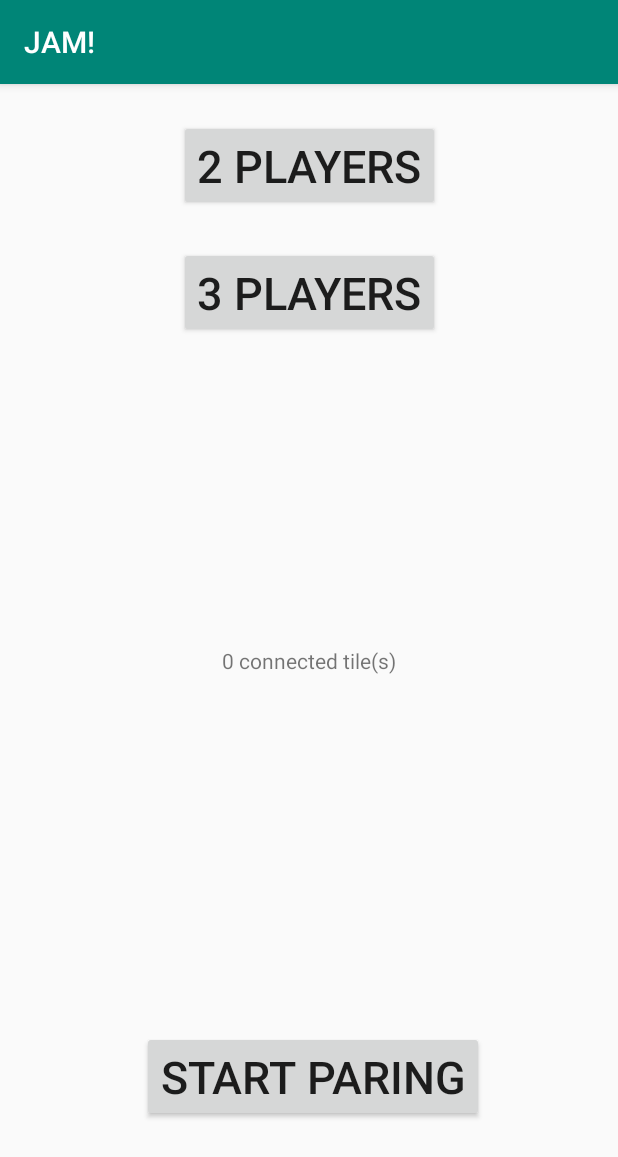
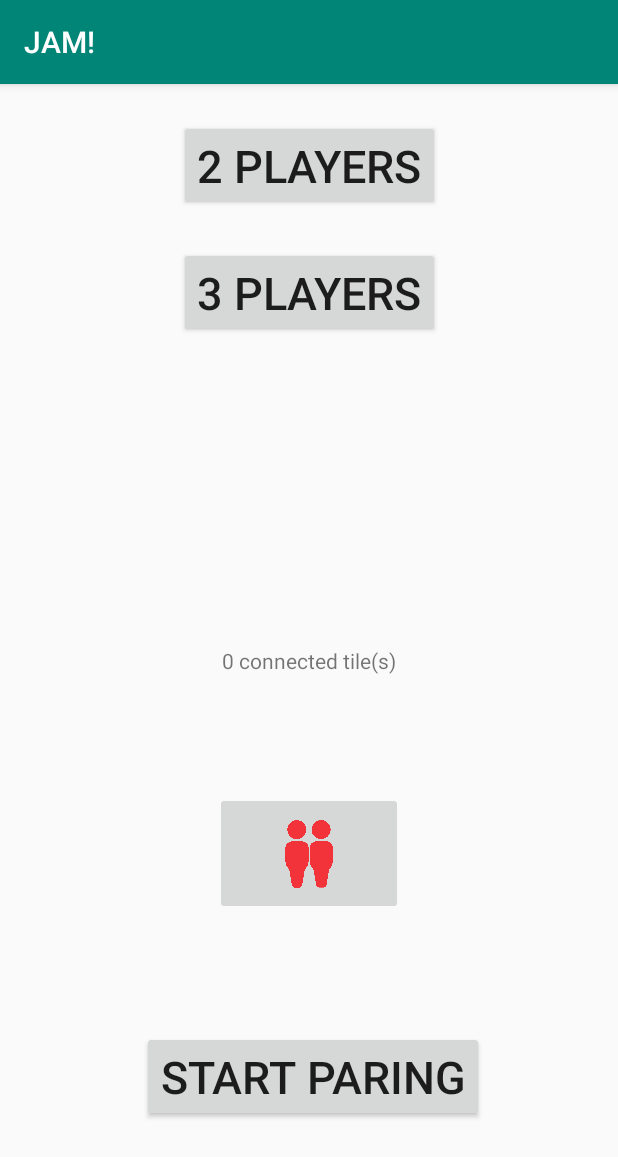
Before and after one commit to sellerskyle/PlaywareGroup2Final, an Android app: the screen it shows after launch (MainActivity), on a phone screen of 412 x 824 dp. Shown: the top 1157 px of the screen. Run offline under Robolectric (Android 15) with nearby library versions, the phone set to English and light mode, and no system bars; libraries missing offline, so code that uses them is left out: com.livelife.motolibrary; 6 statements that could not run were skipped.

Commit message:
bug fix in intrumentselection

```diff
--- a/app/src/main/java/com/example/miniproject/InstrumentSelectionActivity.java
+++ b/app/src/main/java/com/example/miniproject/InstrumentSelectionActivity.java
@@ -69,8 +69,8 @@ public class InstrumentSelectionActivity extends AppCompatActivity implements Ad
 
         for(int i = 0 ; i < numberOfPlayers; i++){
             for(int j = 1 ; j <= tilesPerPlayer; j++){
-                connection.setTileColor(color[i], i);
-                connection.setTileColorRelease(color[i], i);
+                connection.setTileColor(color[i], j);
+                connection.setTileColorRelease(color[i], j);
             }
         }
 
--- a/app/src/main/res/layout/activity_main.xml
+++ b/app/src/main/res/layout/activity_main.xml
@@ -58,6 +58,20 @@
         app:layout_constraintStart_toStartOf="parent"
         app:layout_constraintTop_toBottomOf="@+id/TwoPlayerButton" />
 
-
+    <ImageButton
+        android:id="@+id/ib2"
+        android:layout_width="125dp"
+        android:layout_height="82dp"
+        android:layout_alignParentRight="true"
+        android:layout_marginStart="8dp"
+        android:layout_marginTop="8dp"
+        android:layout_marginEnd="8dp"
+        android:layout_marginBottom="8dp"
+        android:scaleType="fitCenter"
+        android:src="@drawable/two_player"
+        app:layout_constraintBottom_toTopOf="@+id/paringButton"
+        app:layout_constraintEnd_toEndOf="parent"
+        app:layout_constraintStart_toStartOf="parent"
+        app:layout_constraintTop_toBottomOf="@+id/statusTextView" />
 
 </android.support.constraint.ConstraintLayout>
```
Also changed, not shown: app/src/main/res/drawable-v24/two_player.png (added).
